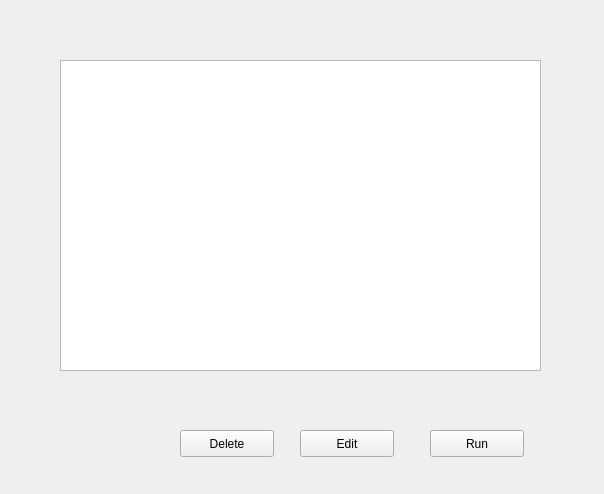
First picture: the form in Src/temphistory.ui, repository kingold5/Timer, before the edit.
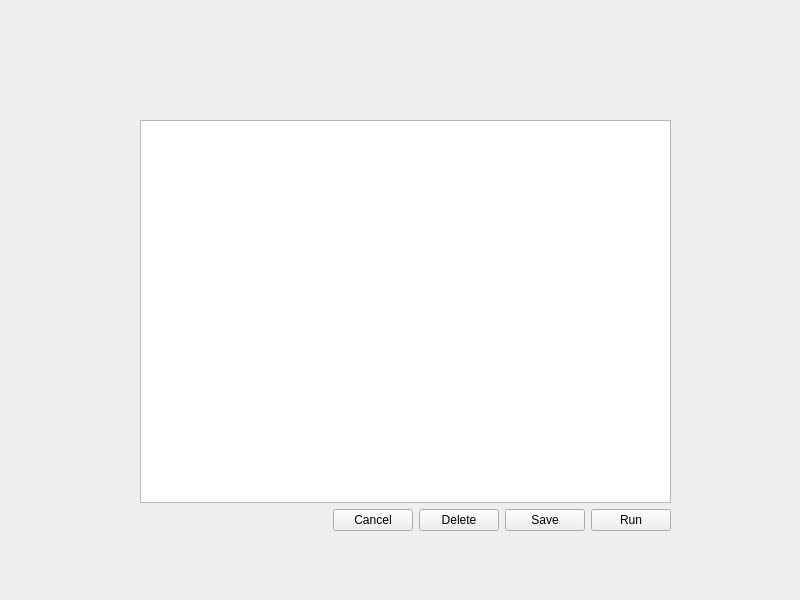
Second picture: the form after the edit.

Commit message: show, edit tempplans.xml

```diff
--- a/Src/temphistory.ui
+++ b/Src/temphistory.ui
@@ -6,61 +6,76 @@
    <rect>
     <x>0</x>
     <y>0</y>
-    <width>604</width>
-    <height>494</height>
+    <width>800</width>
+    <height>600</height>
    </rect>
   </property>
   <property name="windowTitle">
    <string>Form</string>
   </property>
-  <widget class="QTableView" name="tableView">
+  <widget class="QWidget" name="layoutWidget">
    <property name="geometry">
     <rect>
-     <x>60</x>
-     <y>60</y>
-     <width>481</width>
-     <height>311</height>
+     <x>140</x>
+     <y>120</y>
+     <width>531</width>
+     <height>411</height>
     </rect>
    </property>
-  </widget>
-  <widget class="QPushButton" name="pushButtonEdit">
-   <property name="geometry">
-    <rect>
-     <x>300</x>
-     <y>430</y>
-     <width>94</width>
-     <height>27</height>
-    </rect>
-   </property>
-   <property name="text">
-    <string>Edit</string>
-   </property>
-  </widget>
-  <widget class="QPushButton" name="pushButtonRun">
-   <property name="geometry">
-    <rect>
-     <x>430</x>
-     <y>430</y>
-     <width>94</width>
-     <height>27</height>
-    </rect>
-   </property>
-   <property name="text">
-    <string>Run</string>
-   </property>
-  </widget>
-  <widget class="QPushButton" name="pushButtonDelete">
-   <property name="geometry">
-    <rect>
-     <x>180</x>
-     <y>430</y>
-     <width>94</width>
-     <height>27</height>
-    </rect>
-   </property>
-   <property name="text">
-    <string>Delete</string>
-   </property>
+   <layout class="QVBoxLayout" name="verticalLayout">
+    <item>
+     <layout class="QHBoxLayout" name="horizontalLayout_3">
+      <item>
+       <widget class="QTableView" name="tableView"/>
+      </item>
+     </layout>
+    </item>
+    <item>
+     <layout class="QHBoxLayout" name="horizontalLayout">
+      <item>
+       <spacer name="horizontalSpacer">
+        <property name="orientation">
+         <enum>Qt::Horizontal</enum>
+        </property>
+        <property name="sizeHint" stdset="0">
+         <size>
+          <width>40</width>
+          <height>20</height>
+         </size>
+        </property>
+       </spacer>
+      </item>
+      <item>
+       <widget class="QPushButton" name="pushButtonCancel">
+        <property name="text">
+         <string>Cancel</string>
+        </property>
+       </widget>
+      </item>
+      <item>
+       <widget class="QPushButton" name="pushButtonDelete">
+        <property name="text">
+         <string>Delete</string>
+        </property>
+       </widget>
+      </item>
+      <item>
+       <widget class="QPushButton" name="pushButtonEdit">
+        <property name="text">
+         <string>Save</string>
+        </property>
+       </widget>
+      </item>
+      <item>
+       <widget class="QPushButton" name="pushButtonRun">
+        <property name="text">
+         <string>Run</string>
+        </property>
+       </widget>
+      </item>
+     </layout>
+    </item>
+   </layout>
   </widget>
  </widget>
  <resources/>
```
Left out of the diff: 4 changed lines with no effect on the pictures. The commit also changes 8 other files.
